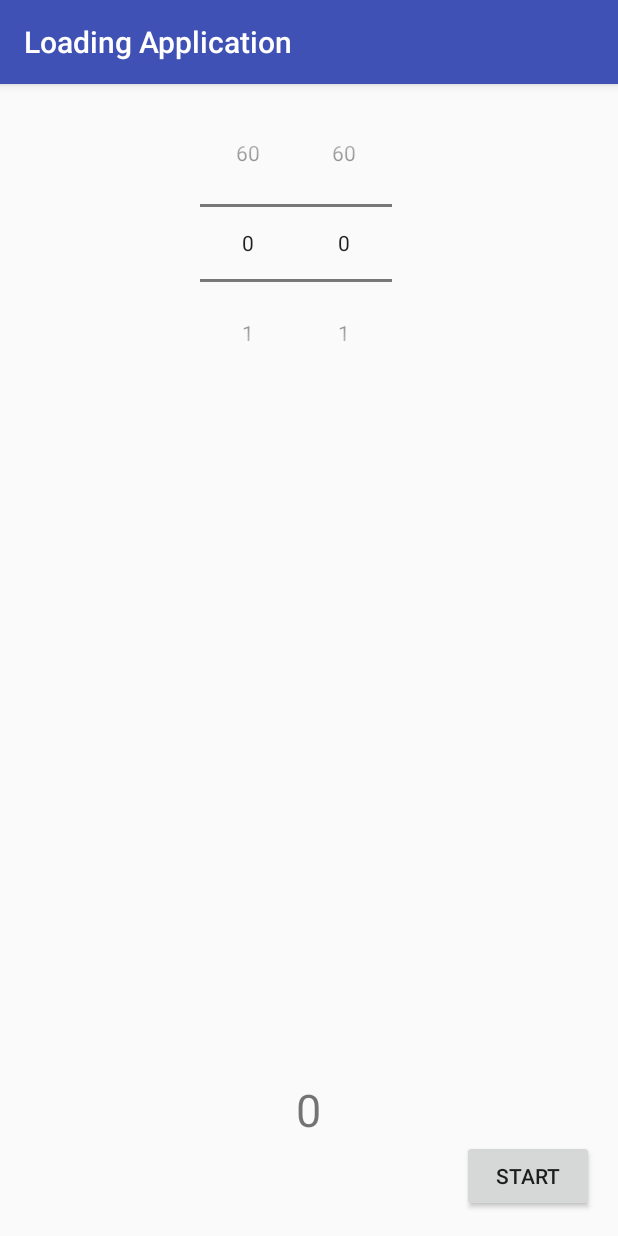
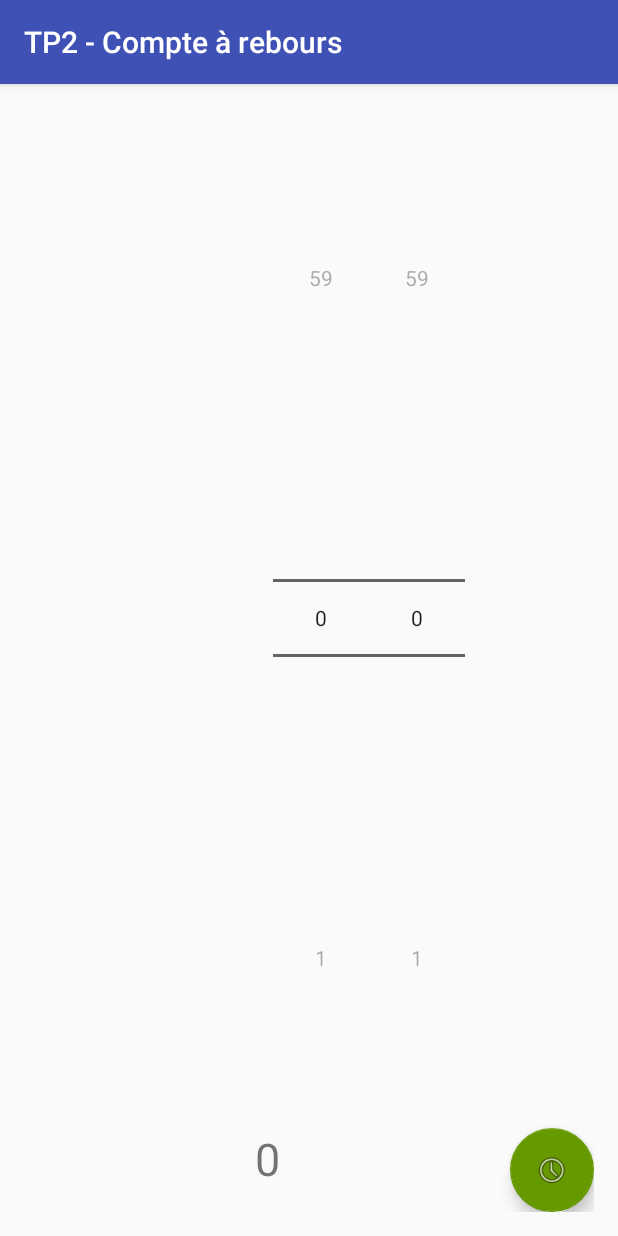
Before and after one commit to malvoisinl/android-example-loading, an Android app: the screen it shows after launch (MainActivity), on a phone screen of 412 x 824 dp. Run offline under Robolectric (Android 15) with nearby library versions, the phone set to English and light mode, and no system bars.

Commit message:
Changed Time display to use LocalTime :anger:
API required is higher than the API indicated in Gradle app :-1:

```diff
--- a/app/build.gradle
+++ b/app/build.gradle
@@ -26,4 +26,5 @@ dependencies {
     })
     compile 'com.android.support:appcompat-v7:26.1.0'
     testCompile 'junit:junit:4.12'
+    implementation 'com.android.support:design:27.0.2'
 }
--- a/app/src/main/java/fr/iut_amiens/loadingapplication/MainActivity.java
+++ b/app/src/main/java/fr/iut_amiens/loadingapplication/MainActivity.java
@@ -1,18 +1,24 @@
 package fr.iut_amiens.loadingapplication;
 
+import android.content.res.ColorStateList;
+import android.graphics.Color;
 import android.os.Bundle;
+import android.support.design.widget.FloatingActionButton;
 import android.support.v7.app.AppCompatActivity;
+import android.util.Log;
 import android.view.View;
-import android.widget.Button;
 import android.widget.NumberPicker;
 import android.widget.TextView;
 
-public class MainActivity extends AppCompatActivity implements View.OnClickListener {
+import java.time.LocalTime;
+
+public class MainActivity extends AppCompatActivity implements View.OnClickListener, NumberPicker.OnValueChangeListener {
 
     private NumberPicker numberPickerSeconds, numberPickerMinutes;
     private TextView textView;
-    private Button button;
+    private FloatingActionButton floatingActionButton;
     private LoadingTask loadingTask = null;
+    private LocalTime timer = LocalTime.of(0,0,0);
 
     @Override
     protected void onCreate(Bundle savedInstanceState) {
@@ -21,15 +27,17 @@ public class MainActivity extends AppCompatActivity implements View.OnClickListe
 
         numberPickerSeconds = findViewById(R.id.numberPickerSecond);
         numberPickerMinutes = findViewById(R.id.numberPickerMinutes);
-        button = findViewById(R.id.button);
+        floatingActionButton = findViewById(R.id.floatingActionButton);
         textView = findViewById(R.id.timeLeft);
 
         numberPickerSeconds.setMinValue(0);
-        numberPickerSeconds.setMaxValue(60);
+        numberPickerSeconds.setMaxValue(59);
         numberPickerMinutes.setMinValue(0);
-        numberPickerMinutes.setMaxValue(60);
-
-        button.setOnClickListener(this);
+        numberPickerMinutes.setMaxValue(59);
+        floatingActionButton.setOnClickListener(this);
+        //if pickers values changes, then update the counter
+        numberPickerSeconds.setOnValueChangedListener(this);
+        numberPickerMinutes.setOnValueChangedListener(this);
     }
 
     @Override
@@ -37,12 +45,18 @@ public class MainActivity extends AppCompatActivity implements View.OnClickListe
         if (loadingTask != null) {
             loadingTask.cancel(true);
             loadingTask = null;
-            button.setText(R.string.start);
+            floatingActionButton.setBackgroundTintList(ColorStateList.valueOf(Color.GREEN));
         } else {
-            int totalSeconds = numberPickerSeconds.getValue() + numberPickerMinutes.getValue()*60;
-            loadingTask = new LoadingTask(this, textView, totalSeconds, button);
+            timer = LocalTime.of(0, numberPickerMinutes.getValue(),numberPickerSeconds.getValue());
+            Log.d("===================", "doInBackground: "+timer.toString());
+            loadingTask = new LoadingTask(this, textView, timer, floatingActionButton);
             loadingTask.execute();
-            button.setText(R.string.cancel);
+            floatingActionButton.setBackgroundTintList(ColorStateList.valueOf(Color.RED));
         }
     }
+
+    @Override
+    public void onValueChange(NumberPicker numberPicker, int i, int i1) {
+        textView.setText(LocalTime.of(0, numberPickerMinutes.getValue(),numberPickerSeconds.getValue()).toString());
+    }
 }
--- a/app/src/main/res/layout/activity_main.xml
+++ b/app/src/main/res/layout/activity_main.xml
@@ -1,5 +1,6 @@
 <?xml version="1.0" encoding="utf-8"?>
 <RelativeLayout xmlns:android="http://schemas.android.com/apk/res/android"
+    xmlns:app="http://schemas.android.com/apk/res-auto"
     xmlns:tools="http://schemas.android.com/tools"
     android:id="@+id/activity_main"
     android:layout_width="match_parent"
@@ -10,38 +11,47 @@
     android:paddingTop="@dimen/activity_vertical_margin"
     tools:context="fr.iut_amiens.loadingapplication.MainActivity">
 
-    <Button
-        android:id="@+id/button"
-        android:layout_width="wrap_content"
-        android:layout_height="wrap_content"
-        android:layout_alignParentBottom="true"
-        android:layout_alignParentEnd="true"
-        android:layout_alignParentRight="true"
-        android:text="@string/start" />
-
     <TextView
         android:id="@+id/timeLeft"
-        android:layout_width="wrap_content"
+        android:layout_width="match_parent"
         android:layout_height="wrap_content"
-        android:layout_above="@+id/button"
-        android:layout_centerHorizontal="true"
+        android:layout_alignParentStart="true"
+        android:layout_alignTop="@+id/floatingActionButton"
+        android:layout_toStartOf="@+id/floatingActionButton"
         android:text="@string/timeLeftText"
+        android:textAlignment="center"
         android:textSize="30sp" />
 
     <NumberPicker
         android:id="@+id/numberPickerSecond"
         android:layout_width="wrap_content"
-        android:layout_height="wrap_content"
-        android:layout_alignLeft="@+id/timeLeft"
+        android:layout_height="match_parent"
+        android:layout_above="@+id/timeLeft"
         android:layout_alignParentTop="true"
-        android:layout_alignStart="@+id/timeLeft" />
+        android:layout_centerHorizontal="true"
+        android:layout_centerVertical="true"
+        android:layout_marginEnd="30dp"
+        android:layout_toStartOf="@+id/floatingActionButton" />
 
     <NumberPicker
         android:id="@+id/numberPickerMinutes"
         android:layout_width="wrap_content"
-        android:layout_height="wrap_content"
+        android:layout_height="match_parent"
+        android:layout_above="@+id/timeLeft"
         android:layout_alignParentTop="true"
-        android:layout_toLeftOf="@+id/numberPickerSecond"
+        android:layout_centerHorizontal="true"
+        android:layout_centerVertical="true"
         android:layout_toStartOf="@+id/numberPickerSecond" />
 
+    <android.support.design.widget.FloatingActionButton
+        android:id="@+id/floatingActionButton"
+        android:layout_width="match_parent"
+        android:layout_height="wrap_content"
+        android:layout_alignParentBottom="true"
+        android:layout_alignParentEnd="true"
+        android:layout_alignParentRight="true"
+        android:clickable="true"
+        app:backgroundTint="@android:color/holo_green_dark"
+        app:srcCompat="@android:drawable/ic_menu_recent_history" android:focusable="true" />
+
 </RelativeLayout>
--- a/app/src/main/res/values/strings.xml
+++ b/app/src/main/res/values/strings.xml
@@ -1,5 +1,5 @@
 <resources>
-    <string name="app_name">Loading Application</string>
+    <string name="app_name">TP2 - Compte à rebours</string>
     <string name="start">Start</string>
     <string name="cancel">Cancel</string>
     <string name="timeLeftText">0</string>
```
Also changed, not shown: app/src/main/java/fr/iut_amiens/loadingapplication/LoadingTask.java (+31 -19 lines).
